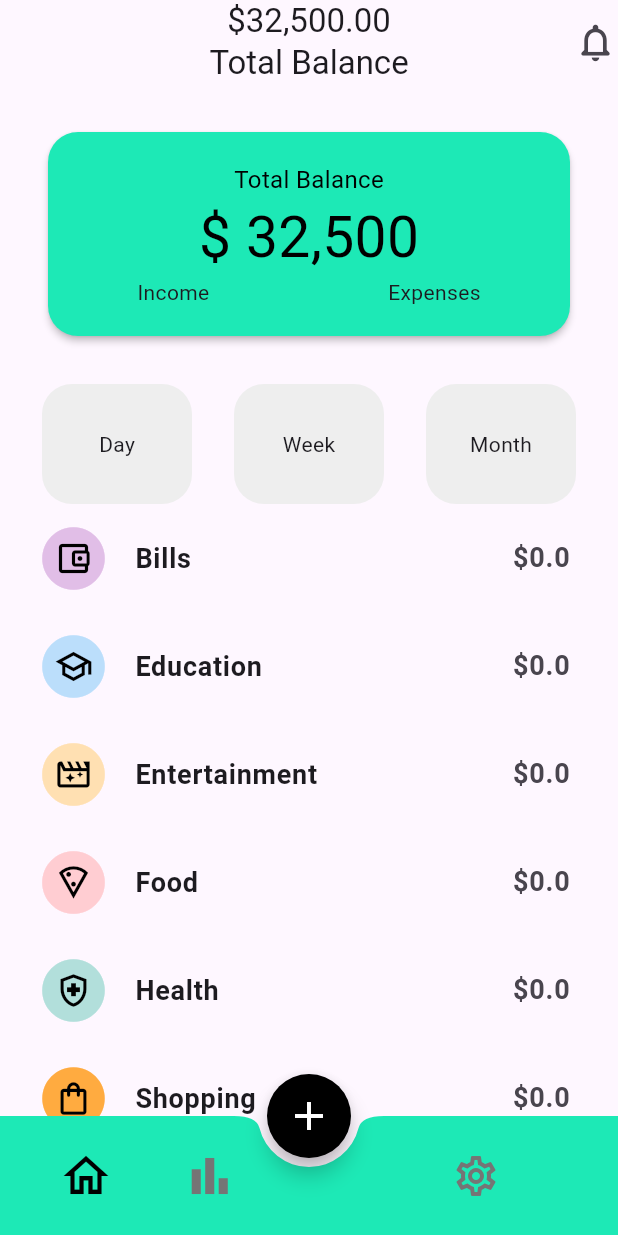
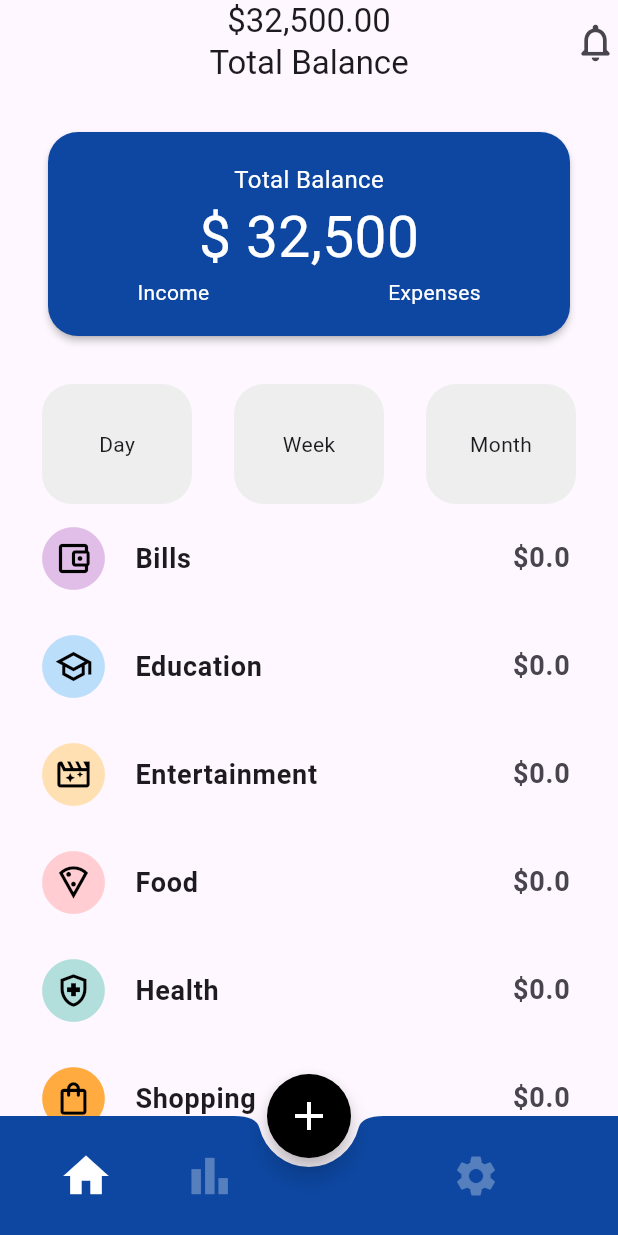
Before and after one commit to muhammadXainAhmad/expense_tracker_sqflite_provider, a Flutter app: the screen it shows after launch, on a phone screen of 412 x 824 dp. Run offline on Flutter 3.47's test engine with Material 3 defaults, Android fonts, the phone set to English and light mode, and no system bars; our stand-ins replace another_flushbar, sqflite; accounts and stored records are empty.

Commit message:
UI Tweaks

```diff
--- a/lib/Views/btm_nav_bar.dart
+++ b/lib/Views/btm_nav_bar.dart
@@ -39,7 +39,7 @@ class BottomNavBar extends StatelessWidget {
       bottomNavigationBar: BottomAppBar(
         shape: const CircularNotchedRectangle(),
         notchMargin: 6.0,
-        color: Colors.tealAccent.shade400,
+        color: Colors.blue.shade900,
         child: Row(
           mainAxisAlignment: MainAxisAlignment.spaceAround,
           children: [
@@ -48,12 +48,12 @@ class BottomNavBar extends StatelessWidget {
               height: 120,
               child: IconButton(
                 icon: Icon(
-                  Icons.home_outlined,
+                  Icons.home,
                   size: 36,
                   color:
                       navProvider.selectedIndex == 0
-                          ? Colors.black
-                          : Colors.grey.shade600,
+                          ? Colors.white
+                          : Colors.white30,
                 ),
                 onPressed: () => navProvider.updateIndex(0),
               ),
@@ -63,12 +63,12 @@ class BottomNavBar extends StatelessWidget {
               height: 120,
               child: IconButton(
                 icon: Icon(
-                  Icons.bar_chart_outlined,
+                  Icons.bar_chart,
                   size: 36,
                   color:
                       navProvider.selectedIndex == 1
-                          ? Colors.black
-                          : Colors.grey.shade600,
+                          ? Colors.white
+                          : Colors.white30,
                 ),
                 onPressed: () => navProvider.updateIndex(1),
               ),
@@ -80,12 +80,12 @@ class BottomNavBar extends StatelessWidget {
 
               child: IconButton(
                 icon: Icon(
-                  Icons.settings_outlined,
+                  Icons.settings,
                   size: 32,
                   color:
                       navProvider.selectedIndex == 2
-                          ? Colors.black
-                          : Colors.grey.shade600,
+                          ? Colors.white
+                          : Colors.white30,
                 ),
                 onPressed: () => navProvider.updateIndex(2),
               ),
--- a/lib/Views/category_screen.dart
+++ b/lib/Views/category_screen.dart
@@ -14,7 +14,6 @@ class CategoryScreen extends StatelessWidget {
     WidgetsBinding.instance.addPostFrameCallback((_) {
       Provider.of<CategoryProvider>(context, listen: false).fetchCategories();
       Provider.of<ExpenseProvider>(context, listen: false).getExpense();
-
     });
     return Scaffold(
       appBar: AppBar(
@@ -34,22 +33,25 @@ class CategoryScreen extends StatelessWidget {
                 borderRadius: BorderRadius.circular(20),
               ),
               elevation: 2,
-              color: Colors.tealAccent.shade400,
+              color: Colors.blue.shade900,
               child: Padding(
                 padding: const EdgeInsets.only(top: 20.0),
                 child: Column(
                   children: [
                     Text(
                       "Total Balance",
-                      style: TextStyle(color: Colors.black, fontSize: 16),
+                      style: TextStyle(color: Colors.white, fontSize: 16),
                     ),
                     Text(
                       r"$ 32,500",
-                      style: TextStyle(color: Colors.black, fontSize: 38),
+                      style: TextStyle(color: Colors.white, fontSize: 38),
                     ),
                     Row(
                       mainAxisAlignment: MainAxisAlignment.spaceAround,
-                      children: [Text("Income"), Text("Expenses")],
+                      children: [
+                        Text("Income", style: TextStyle(color: Colors.white)),
+                        Text("Expenses", style: TextStyle(color: Colors.white)),
+                      ],
                     ),
                   ],
                 ),
@@ -118,8 +120,7 @@ class CategoryScreen extends StatelessWidget {
                               Icons.circle,
                               size: 50,
                               color:
-                                  categoryColors[category.title] ??
-                                  Colors.grey,
+                                  categoryColors[category.title] ?? Colors.grey,
                             ),
                             Icon(
                               icons[category.title] ?? Icons.category,
--- a/lib/Views/expense_tile.dart
+++ b/lib/Views/expense_tile.dart
@@ -1,9 +1,9 @@
+import 'package:expense_tracker_sqflite_provider/Models/expense_model.dart';
+import 'package:expense_tracker_sqflite_provider/Providers/expense_provider.dart';
+import 'package:expense_tracker_sqflite_provider/Views/add_expense_screen.dart';
 import 'package:flutter/material.dart';
 import 'package:expense_tracker_sqflite_provider/Constants/icons.dart';
-import 'package:expense_tracker_sqflite_provider/Models/expense_model.dart';
-import 'package:expense_tracker_sqflite_provider/Views/add_expense_screen.dart';
 import 'package:provider/provider.dart';
-import 'package:expense_tracker_sqflite_provider/Providers/expense_provider.dart';
 
 class ExpenseTile extends StatelessWidget {
   final Expense expense;
@@ -45,7 +45,9 @@ class ExpenseTile extends StatelessWidget {
         ),
       ),
       subtitle: Text(
-        "${expense.paymentType} · ${expense.category}· ${expense.transactionType}",
+        expense.transactionType == "Expense"
+            ? "${expense.paymentType} · ${expense.category}"
+            : expense.transactionType,
         style: const TextStyle(color: Colors.black, fontSize: 14),
       ),
       trailing: Column(
```
